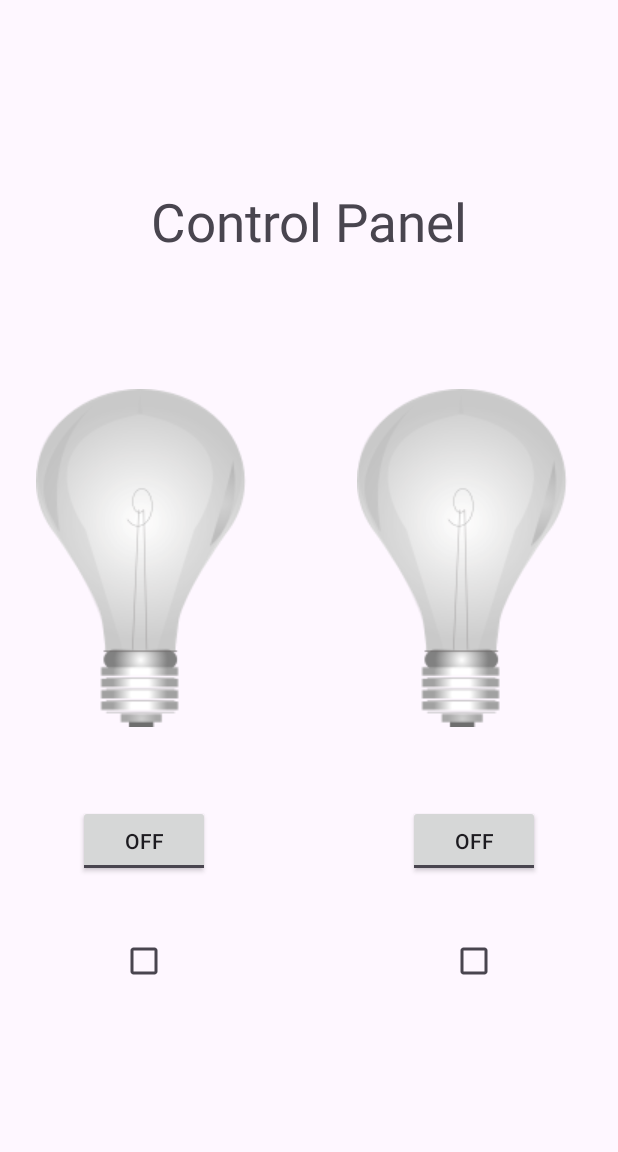
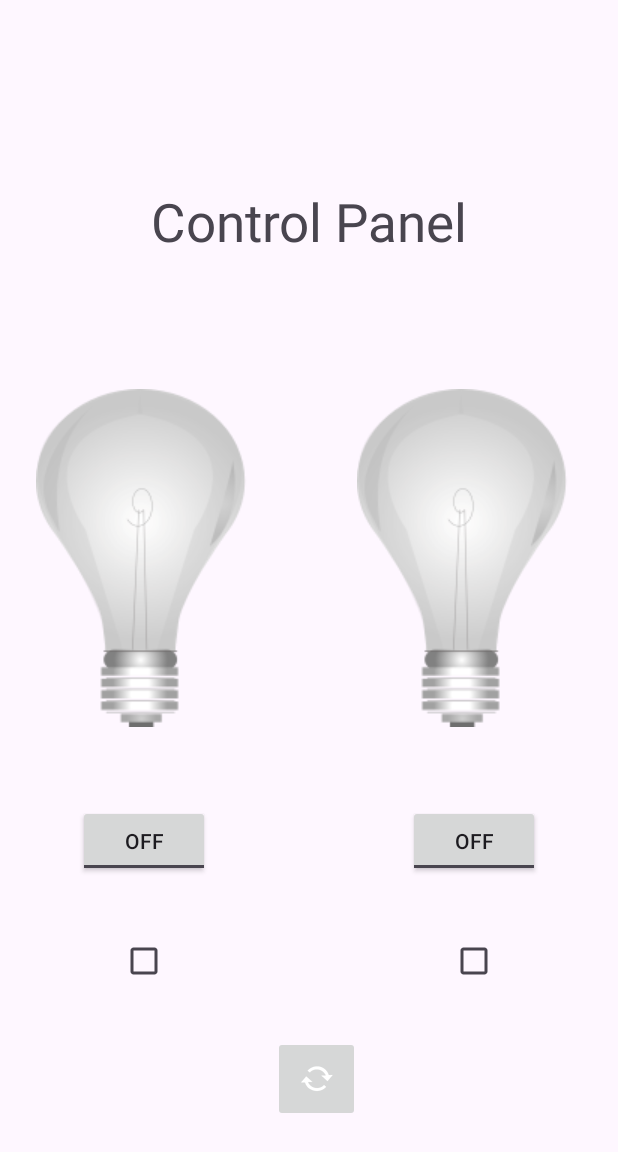
Before and after one commit to jmonterom20/Domoticon, an Android app: the layout activity_two_devices.xml on its own in the app's theme, with its tools: preview values and no code run, on a phone screen of 412 x 824 dp. Shown: the top 1152 px of the screen. Run offline under Robolectric (Android 15) with nearby library versions, the phone set to English and light mode, and no system bars.

```diff
--- a/app/src/main/AndroidManifest.xml
+++ b/app/src/main/AndroidManifest.xml
@@ -21,6 +21,8 @@
                 <category android:name="android.intent.category.LAUNCHER" />
             </intent-filter>
         </activity>
+
+        <activity android:name=".TwoDevicesActivity" />
     </application>
 
 </manifest>
--- a/app/src/main/res/layout/activity_two_devices.xml
+++ b/app/src/main/res/layout/activity_two_devices.xml
@@ -1,7 +1,6 @@
 <?xml version="1.0" encoding="utf-8"?>
 <androidx.constraintlayout.widget.ConstraintLayout xmlns:android="http://schemas.android.com/apk/res/android"
     xmlns:app="http://schemas.android.com/apk/res-auto"
-    xmlns:tools="http://schemas.android.com/tools"
     android:layout_width="match_parent"
     android:layout_height="match_parent">
 
@@ -75,4 +74,14 @@
         app:layout_constraintEnd_toEndOf="parent"
         app:layout_constraintTop_toBottomOf="@+id/buttonBombilla2" />
 
+    <ImageButton
+        android:id="@+id/imageButton"
+        android:layout_width="58dp"
+        android:layout_height="57dp"
+        android:layout_marginEnd="172dp"
+        android:layout_marginBottom="76dp"
+        app:layout_constraintBottom_toBottomOf="parent"
+        app:layout_constraintEnd_toEndOf="parent"
+        app:srcCompat="@android:drawable/stat_notify_sync_noanim" />
+
 </androidx.constraintlayout.widget.ConstraintLayout>
```
Also changed, not shown: app/src/main/java/com/example/domoticon/MainActivity.java (+14 -4 lines), app/src/main/java/com/example/domoticon/TwoDevicesActivity.java (added, +25 -0 lines).
